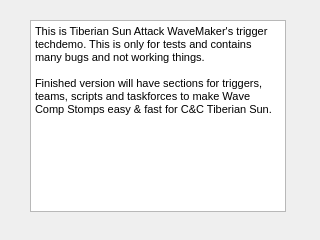
First picture: the form in src/infodialog.ui, repository PTapioK/TSWaveMaker, before the edit.
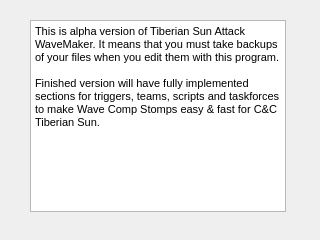
Second picture: the form after the edit.

Diff of the .ui file:
```diff
--- a/src/infodialog.ui
+++ b/src/infodialog.ui
@@ -27,9 +27,9 @@
 &lt;html&gt;&lt;head&gt;&lt;meta name=&quot;qrichtext&quot; content=&quot;1&quot; /&gt;&lt;style type=&quot;text/css&quot;&gt;
 p, li { white-space: pre-wrap; }
 &lt;/style&gt;&lt;/head&gt;&lt;body style=&quot; font-family:'MS Shell Dlg 2'; font-size:8.25pt; font-weight:400; font-style:normal;&quot;&gt;
-&lt;p style=&quot; margin-top:0px; margin-bottom:0px; margin-left:0px; margin-right:0px; -qt-block-indent:0; text-indent:0px;&quot;&gt;&lt;span style=&quot; font-size:8pt;&quot;&gt;This is Tiberian Sun Attack WaveMaker's trigger techdemo. This is only for tests and contains many bugs and not working things.&lt;/span&gt;&lt;/p&gt;
-&lt;p style=&quot;-qt-paragraph-type:empty; margin-top:0px; margin-bottom:0px; margin-left:0px; margin-right:0px; -qt-block-indent:0; text-indent:0px; font-size:8pt;&quot;&gt;&lt;/p&gt;
-&lt;p style=&quot; margin-top:0px; margin-bottom:0px; margin-left:0px; margin-right:0px; -qt-block-indent:0; text-indent:0px;&quot;&gt;&lt;span style=&quot; font-size:8pt;&quot;&gt;Finished version will have sections for triggers, teams, scripts and taskforces to make Wave Comp Stomps easy &amp;amp; fast for C&amp;amp;C Tiberian Sun.&lt;/span&gt;&lt;/p&gt;&lt;/body&gt;&lt;/html&gt;</string>
+&lt;p style=&quot; margin-top:0px; margin-bottom:0px; margin-left:0px; margin-right:0px; -qt-block-indent:0; text-indent:0px;&quot;&gt;&lt;span style=&quot; font-size:8pt;&quot;&gt;This is alpha version of Tiberian Sun Attack WaveMaker. It means that you must take backups of your files when you edit them with this program.&lt;/span&gt;&lt;/p&gt;
+&lt;p style=&quot;-qt-paragraph-type:empty; margin-top:0px; margin-bottom:0px; margin-left:0px; margin-right:0px; -qt-block-indent:0; text-indent:0px; font-size:8pt;&quot;&gt;&lt;br /&gt;&lt;/p&gt;
+&lt;p style=&quot; margin-top:0px; margin-bottom:0px; margin-left:0px; margin-right:0px; -qt-block-indent:0; text-indent:0px;&quot;&gt;&lt;span style=&quot; font-size:8pt;&quot;&gt;Finished version will have fully implemented sections for triggers, teams, scripts and taskforces to make Wave Comp Stomps easy &amp;amp; fast for C&amp;amp;C Tiberian Sun.&lt;/span&gt;&lt;/p&gt;&lt;/body&gt;&lt;/html&gt;</string>
    </property>
   </widget>
  </widget>
```
